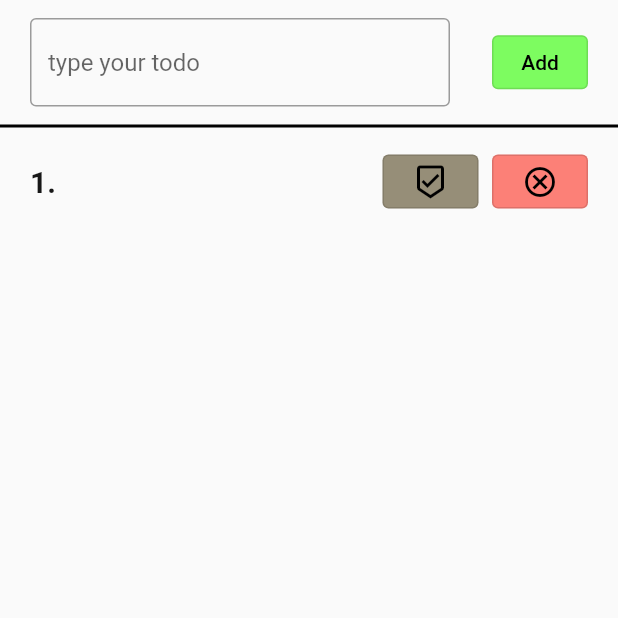
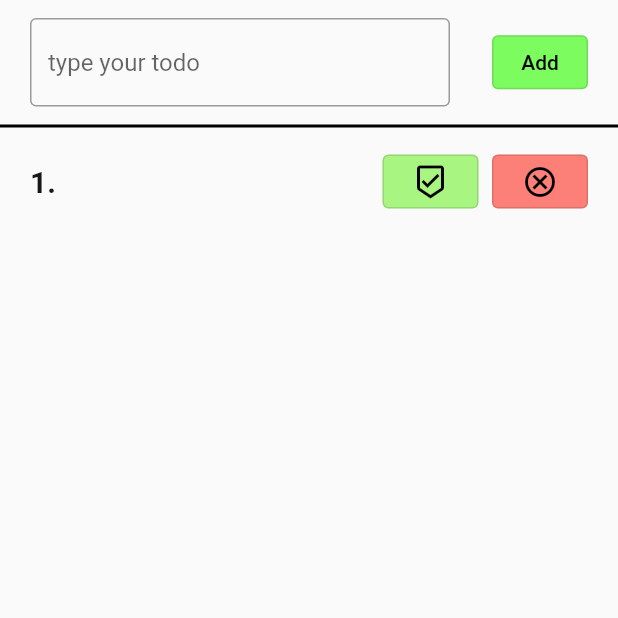
Before and after one commit to Noutice/my_todo_app, a Flutter app: the screen it shows after launch, after a tap on "Add", after a tap on the "beenhere" icon, on a phone screen of 412 x 824 dp, the top half of it. Run offline on Flutter 3.47's test engine with Material 2 defaults, Android fonts, the phone set to English and light mode, and no system bars; our stand-ins replace flutter_bloc.

Commit message:
finished todo app

```diff
--- a/lib/bloc/todo_bloc.dart
+++ b/lib/bloc/todo_bloc.dart
@@ -27,13 +27,11 @@ void _addList(AddListEvent event, Emitter<TodoState> emit) {
     isDisabled = true;
   }
 
-  todoList.add(ToDo(controller.text, index, complectedColor: complectedColor));
+  todoList.add(ToDo(controller.text, complectedColor));
 
   emit(state.copyWith(
     todoList: todoList,
-    index: index,
     isDisabled: isDisabled,
-    isComplected: isComplected,
   ));
   controller.clear();
 }
@@ -45,11 +43,24 @@ void _removeList(RemoveListEvent event, Emitter<TodoState> emit) {
   isDisabled = false;
   emit(state.copyWith(
     todoList: todoList,
-    index: index,
     isDisabled: isDisabled,
   ));
-  controller.clear();
 }
 
 void _isComplected(TodoComplectedEvent event, Emitter<TodoState> emit) {
+  todoList[event.index].isComplected = !todoList[event.index].isComplected;
+  if (todoList[event.index].isComplected) {
+    complectedColor = const Color(0xFFA8F582);
+  } else {
+    complectedColor = const Color(0xFF968E78);
+  }
+  if (index == 5) {
+    isDisabled = true;
+  }
+  todoList[event.index].complectedColor = complectedColor;
+  emit(state.copyWith(
+    todoList: todoList,
+    isDisabled: isDisabled,
+  ));
+  complectedColor = const Color(0xFF968E78);
 }
--- a/lib/bloc/todo_state.dart
+++ b/lib/bloc/todo_state.dart
@@ -2,44 +2,28 @@ part of 'todo_bloc.dart';
 
 class TodoState {
   final List<ToDo> todoList;
-  final int index;
   final bool isDisabled;
-  final bool isComplected;
-  final Color complectedColor;
 
   TodoState({
-    this.complectedColor = const Color(0xFF968E78),
-    this.isComplected = false,
     this.isDisabled = false,
-    this.index = 0,
     this.todoList = const [],
   });
 
   TodoState copyWith({
     List<ToDo>? todoList,
-    int? index,
     bool? isDisabled,
-    bool? isComplected,
-    Color? complectedColor,
   }) {
     return TodoState(
       todoList: todoList ?? this.todoList,
-      index: index ?? this.index,
       isDisabled: isDisabled ?? this.isDisabled,
-      isComplected: isComplected ?? this.isComplected,
-      complectedColor: complectedColor ?? this.complectedColor,
     );
   }
 }
 
 class ToDo {
-  late final Color complectedColor;
-  final int index;
+  Color complectedColor;
   final String todo;
+  bool isComplected;
 
-  ToDo(
-    this.todo,
-    this.index,
-    {this.complectedColor = const Color(0xFF968E78)}
-  );
+  ToDo(this.todo, this.complectedColor, [this.isComplected = false]);
 }
--- a/lib/components/complected_button_component.dart
+++ b/lib/components/complected_button_component.dart
@@ -5,7 +5,8 @@ import 'package:todo_app/bloc/todo_bloc.dart';
 class ComplactedButton extends StatelessWidget {
   final TodoComplectedEvent onPressed;
   final Color color;
-  const ComplactedButton({super.key, required this.color, required this.onPressed});
+  const ComplactedButton(
+      {super.key, required this.color, required this.onPressed});
 
   @override
   Widget build(BuildContext context) {
@@ -13,7 +14,9 @@ class ComplactedButton extends StatelessWidget {
       style: OutlinedButton.styleFrom(
         backgroundColor: color,
       ),
-      onPressed: () => context.read<TodoBloc>().add(onPressed),
+      onPressed: () {
+        context.read<TodoBloc>().add(onPressed);
+      },
       child: const Icon(
         Icons.beenhere_outlined,
         color: Colors.black,
--- a/lib/components/input_bar_component.dart
+++ b/lib/components/input_bar_component.dart
@@ -31,9 +31,8 @@ class InputBar extends StatelessWidget {
                 ),
               ),
               const Expanded(child: SizedBox()),
-              if (!state.isDisabled)
-                const AddButton(color: Color(0xFF7DFC60)),
-              if (state.isDisabled) const AddButton(color: Colors.red)
+              if (!state.isDisabled) const AddButton(color: Color(0xFF7DFC60)),
+              if (state.isDisabled) const AddButton(color: Colors.red),
             ],
           ),
         );
--- a/lib/components/todo_list_component.dart
+++ b/lib/components/todo_list_component.dart
@@ -48,10 +48,6 @@ class TodoList extends StatelessWidget {
                         color: state.todoList[index].complectedColor,
                         onPressed: TodoComplectedEvent(index: index),
                       ),
-                      // if (!isComplected)
-                      //   const ComplactedButton(color: Color(0xFFA8F582)),
-                      // if (isComplected)
-                      //   const ComplactedButton(color: Color(0xFF968E78)),
                       const SizedBox(width: 9),
                       CancelButton(onPressed: RemoveListEvent(index: index)),
                     ],
```
